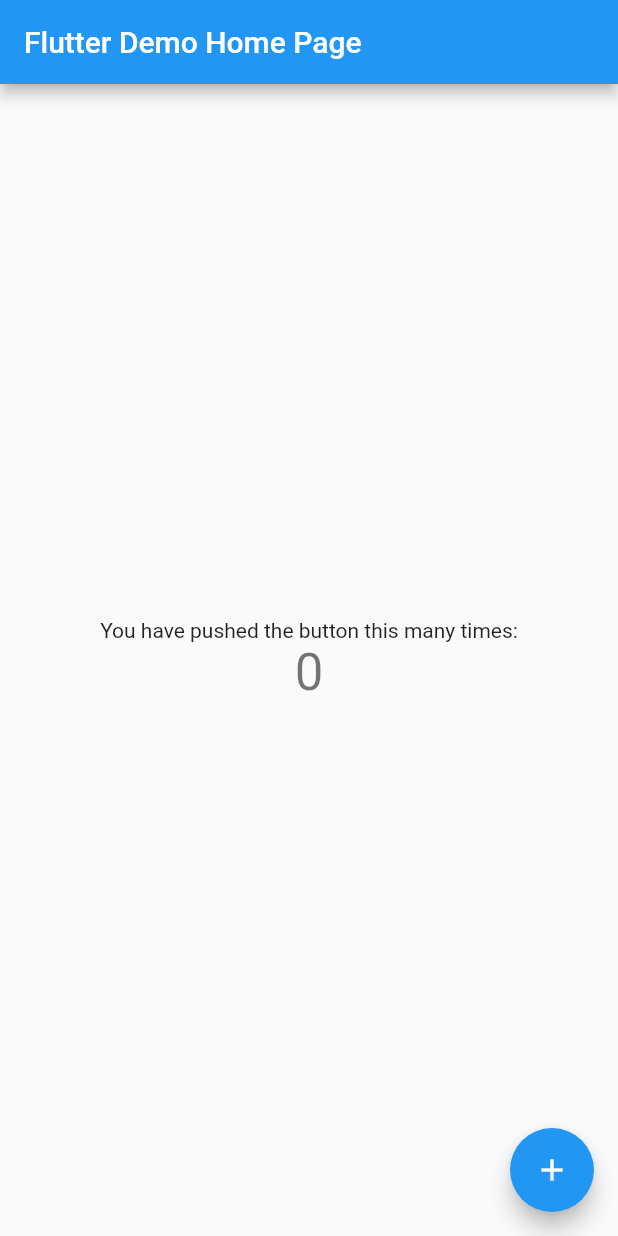
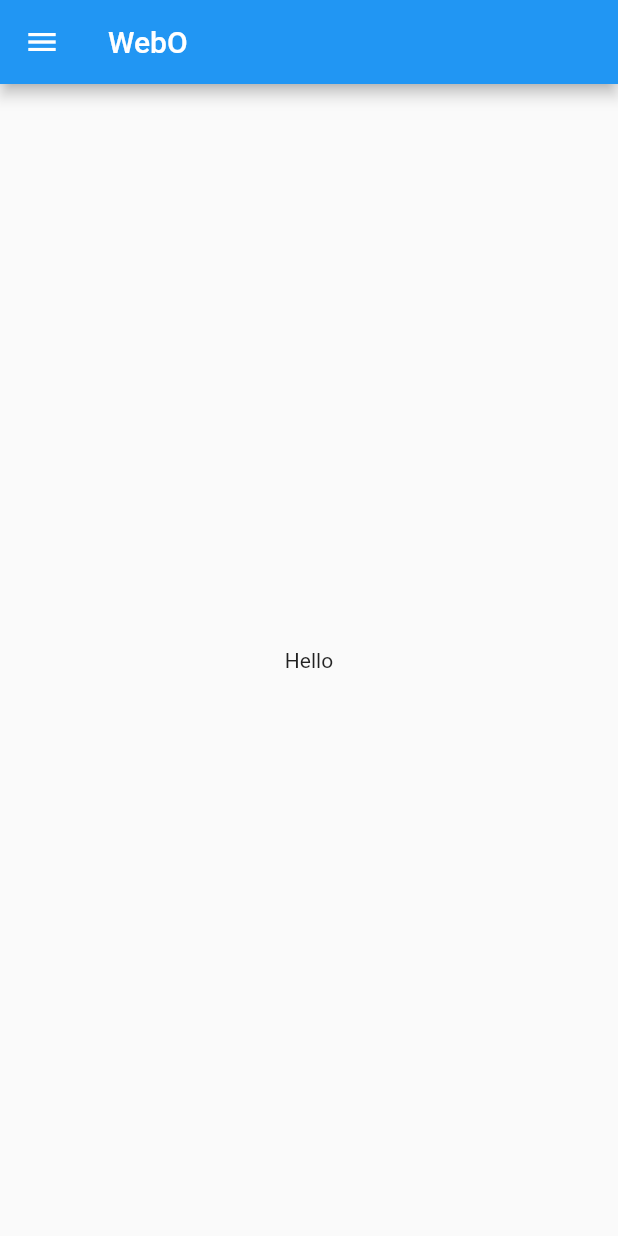
Before and after one commit to CSUSTers/webo-android, a Flutter app: the screen it shows after launch, on a phone screen of 412 x 824 dp. Run offline on Flutter 3.47's test engine with Material 2 defaults, Android fonts, the phone set to English and light mode, and no system bars.

```diff
--- a/lib/main.dart
+++ b/lib/main.dart
@@ -1,111 +1,4 @@
 import 'package:flutter/material.dart';
+import 'view/main_view.dart';
 
 void main() => runApp(MyApp());
-
-class MyApp extends StatelessWidget {
-  // This widget is the root of your application.
-  @override
-  Widget build(BuildContext context) {
-    return MaterialApp(
-      title: 'Flutter Demo',
-      theme: ThemeData(
-        // This is the theme of your application.
-        //
-        // Try running your application with "flutter run". You'll see the
-        // application has a blue toolbar. Then, without quitting the app, try
-        // changing the primarySwatch below to Colors.green and then invoke
-        // "hot reload" (press "r" in the console where you ran "flutter run",
-        // or simply save your changes to "hot reload" in a Flutter IDE).
-        // Notice that the counter didn't reset back to zero; the application
-        // is not restarted.
-        primarySwatch: Colors.blue,
-      ),
-      home: MyHomePage(title: 'Flutter Demo Home Page'),
-    );
-  }
-}
-
-class MyHomePage extends StatefulWidget {
-  MyHomePage({Key key, this.title}) : super(key: key);
-
-  // This widget is the home page of your application. It is stateful, meaning
-  // that it has a State object (defined below) that contains fields that affect
-  // how it looks.
-
-  // This class is the configuration for the state. It holds the values (in this
-  // case the title) provided by the parent (in this case the App widget) and
-  // used by the build method of the State. Fields in a Widget subclass are
-  // always marked "final".
-
-  final String title;
-
-  @override
-  _MyHomePageState createState() => _MyHomePageState();
-}
-
-class _MyHomePageState extends State<MyHomePage> {
-  int _counter = 0;
-
-  void _incrementCounter() {
-    setState(() {
-      // This call to setState tells the Flutter framework that something has
-      // changed in this State, which causes it to rerun the build method below
-      // so that the display can reflect the updated values. If we changed
-      // _counter without calling setState(), then the build method would not be
-      // called again, and so nothing would appear to happen.
-      _counter++;
-    });
-  }
-
-  @override
-  Widget build(BuildContext context) {
-    // This method is rerun every time setState is called, for instance as done
-    // by the _incrementCounter method above.
-    //
-    // The Flutter framework has been optimized to make rerunning build methods
-    // fast, so that you can just rebuild anything that needs updating rather
-    // than having to individually change instances of widgets.
-    return Scaffold(
-      appBar: AppBar(
-        // Here we take the value from the MyHomePage object that was created by
-        // the App.build method, and use it to set our appbar title.
-        title: Text(widget.title),
-      ),
-      body: Center(
-        // Center is a layout widget. It takes a single child and positions it
-        // in the middle of the parent.
-        child: Column(
-          // Column is also a layout widget. It takes a list of children and
-          // arranges them vertically. By default, it sizes itself to fit its
-          // children horizontally, and tries to be as tall as its parent.
-          //
-          // Invoke "debug painting" (press "p" in the console, choose the
-          // "Toggle Debug Paint" action from the Flutter Inspector in Android
-          // Studio, or the "Toggle Debug Paint" command in Visual Studio Code)
-          // to see the wireframe for each widget.
-          //
-          // Column has various properties to control how it sizes itself and
-          // how it positions its children. Here we use mainAxisAlignment to
-          // center the children vertically; the main axis here is the vertical
-          // axis because Columns are vertical (the cross axis would be
-          // horizontal).
-          mainAxisAlignment: MainAxisAlignment.center,
-          children: <Widget>[
-            Text(
-              'You have pushed the button this many times:',
-            ),
-            Text(
-              '$_counter',
-              style: Theme.of(context).textTheme.display1,
-            ),
-          ],
-        ),
-      ),
-      floatingActionButton: FloatingActionButton(
-        onPressed: _incrementCounter,
-        tooltip: 'Increment',
-        child: Icon(Icons.add),
-      ), // This trailing comma makes auto-formatting nicer for build methods.
-    );
-  }
-}
--- /dev/null
+++ b/lib/view/main_view.dart
@@ -0,0 +1,59 @@
+import 'package:flutter/material.dart';
+
+class MyApp extends StatelessWidget {
+  @override
+  Widget build(BuildContext context) {
+    return MaterialApp(
+      title: 'WebO',
+      theme: ThemeData(
+        primarySwatch: Colors.blue,
+      ),
+      home: WebOHomePage(title: 'WebO'),
+      debugShowCheckedModeBanner: false,
+    );
+  }
+}
+
+
+class WebOHomePage extends StatefulWidget {
+  WebOHomePage({Key key, this.title}) : super(key: key);
+
+  final String title;
+
+  @override
+  _WebOHomePageState createState() => _WebOHomePageState();
+}
+
+
+class _WebOHomePageState extends State<WebOHomePage> {
+  @override
+  Widget build(BuildContext context) {
+    return Scaffold(
+      drawer: Drawer(
+        child: ListView(
+          padding: EdgeInsets.zero,
+          children: const <Widget>[
+            DrawerHeader(
+              child: Text('UserName'),
+            ),
+            ListTile(
+              leading: Icon(Icons.person),
+              title: Text('Account'),
+            ),
+            ListTile(
+              leading: Icon(Icons.settings),
+              title: Text('Settings'),
+            ),
+          ],
+        ),
+      ),
+      appBar: AppBar(
+        title: Text(widget.title),
+      ),
+      body: Center(
+        child: Text("Hello"),
+
+      ),
+    );
+  }
+}
```
Also changed, not shown: lib/view/login.dart (added), lib/view/router.dart (added), 2 other files.
